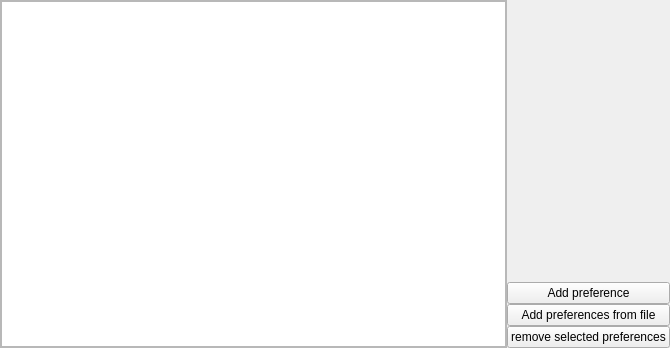
Before: the Qt Designer form gui/mozregui/ui/pref_editor.ui in mozilla/mozregression, drawn with Qt 5.
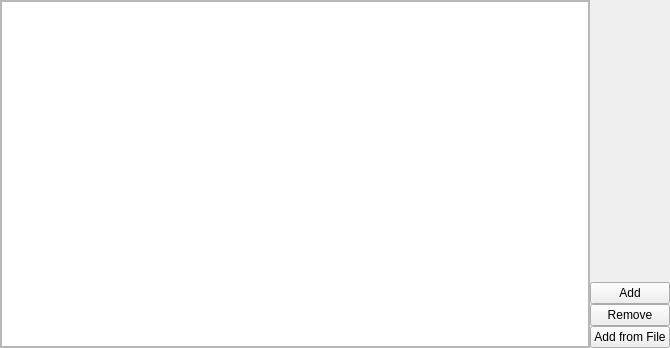
After: the same form once the commit is applied.

Diff of the .ui file:
```diff
--- a/gui/mozregui/ui/pref_editor.ui
+++ b/gui/mozregui/ui/pref_editor.ui
@@ -39,7 +39,7 @@
        <rect>
         <x>0</x>
         <y>0</y>
-        <width>455</width>
+        <width>545</width>
         <height>346</height>
        </rect>
       </property>
@@ -97,21 +97,21 @@
      <item>
       <widget class="QPushButton" name="add_pref">
        <property name="text">
-        <string>Add preference</string>
-       </property>
-      </widget>
-     </item>
-     <item>
-      <widget class="QPushButton" name="add_prefs_from_file">
-       <property name="text">
-        <string>Add preferences from file</string>
+        <string>Add</string>
        </property>
       </widget>
      </item>
      <item>
       <widget class="QPushButton" name="remove_selected_prefs">
        <property name="text">
-        <string>remove selected preferences</string>
+        <string>Remove</string>
+       </property>
+      </widget>
+     </item>
+     <item>
+      <widget class="QPushButton" name="add_prefs_from_file">
+       <property name="text">
+        <string>Add from File</string>
        </property>
       </widget>
      </item>
```
